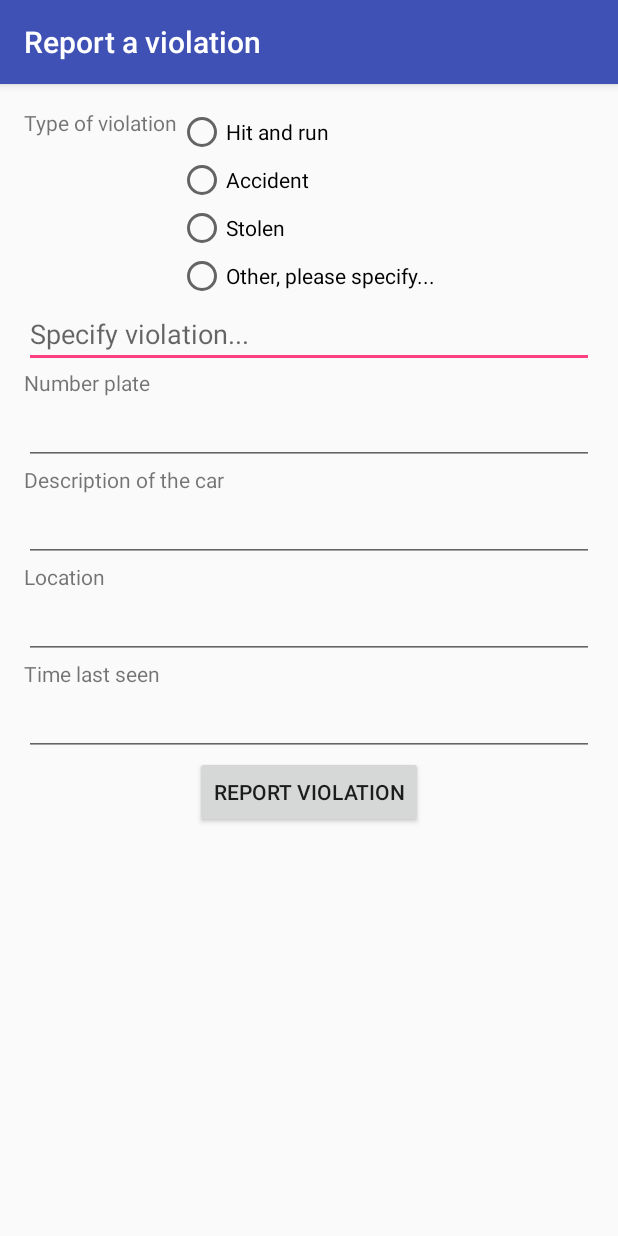
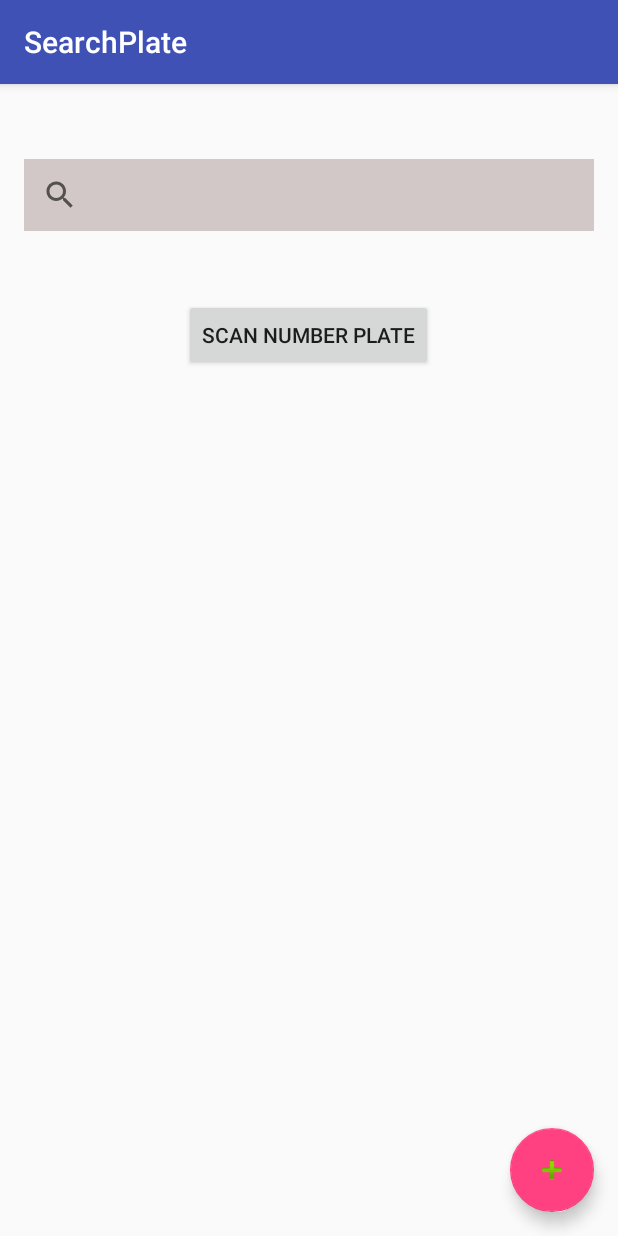
Before and after one commit to SeasonFour/Mpolice, an Android app: the screen it shows after launch (Report before the commit, SearchPlate after it), on a phone screen of 412 x 824 dp. Run offline under Robolectric (Android 15) with nearby library versions, the phone set to English and light mode, and no system bars; libraries missing offline, so code that uses them is left out: com.parse; 3 statements that could not run were skipped.

Commit message:
UI for the search a car for violations activity

```diff
--- a/Mpolice/app/src/main/AndroidManifest.xml
+++ b/Mpolice/app/src/main/AndroidManifest.xml
@@ -30,6 +30,7 @@
             android:name=".SplashScreen"
             android:label="@string/app_name"
             android:theme="@style/AppTheme.NoActionBar" >
+
         </activity>
         <activity android:name=".MainActivity" />
         <activity
@@ -64,9 +65,14 @@
         <activity
             android:name=".Report"
             android:theme="@style/AppTheme.NoActionBar" >
+        </activity>
+        <activity
+            android:name=".SearchPlate"
+            android:label="@string/title_activity_search_plate"
+            android:theme="@style/AppTheme.NoActionBar" >
             <intent-filter>
-                <action android:name="android.intent.action.MAIN"/>
-                <category android:name="android.intent.category.LAUNCHER"/>
+                <action android:name="android.intent.action.MAIN" />
+                <category android:name="android.intent.category.LAUNCHER" />
             </intent-filter>
         </activity>
     </application>
--- a/Mpolice/app/src/main/java/com/example/ibra/newproject/Report.java
+++ b/Mpolice/app/src/main/java/com/example/ibra/newproject/Report.java
@@ -6,6 +6,7 @@ import android.support.design.widget.FloatingActionButton;
 import android.support.design.widget.Snackbar;
 import android.support.v7.app.AppCompatActivity;
 import android.support.v7.widget.Toolbar;
+import android.util.Log;
 import android.view.View;
 import android.widget.EditText;
 import android.widget.RadioGroup;
@@ -13,6 +14,7 @@ import android.widget.Toast;
 
 import com.parse.ParseException;
 import com.parse.ParseObject;
+import com.parse.ParseUser;
 import com.parse.SaveCallback;
 
 public class Report extends AppCompatActivity {
@@ -22,7 +24,7 @@ public class Report extends AppCompatActivity {
     String Violation,Number_Plate, Description, Location, Time;
 
     ParseObject obj = new ParseObject("Violations");
-
+    ParseUser currentUser;
 
     @Override
     protected void onCreate(Bundle savedInstanceState) {
@@ -37,6 +39,9 @@ public class Report extends AppCompatActivity {
         etDescription = (EditText) findViewById(R.id.description);
         etLocation = (EditText) findViewById(R.id.location);
         etTime = (EditText) findViewById(R.id.time);
+
+        currentUser = ParseUser.getCurrentUser();
+        Log.d("Current user", ""+currentUser);
 
     }
 
@@ -66,7 +71,7 @@ public class Report extends AppCompatActivity {
                     Toast.makeText(getBaseContext(),
                             "Reporting violation successful",
                             Toast.LENGTH_SHORT).show();
-                    Intent i = new Intent(getApplicationContext(),MainActivity.class);
+                    Intent i = new Intent(getApplicationContext(),SearchPlate.class);
                     startActivity(i);
                 }else {
                     Toast.makeText(getBaseContext(),
--- /dev/null
+++ b/Mpolice/app/src/main/java/com/example/ibra/newproject/SearchPlate.java
@@ -0,0 +1,30 @@
+package com.example.ibra.newproject;
+
+import android.content.Intent;
+import android.os.Bundle;
+import android.support.design.widget.FloatingActionButton;
+import android.support.design.widget.Snackbar;
+import android.support.v7.app.AppCompatActivity;
+import android.support.v7.widget.Toolbar;
+import android.view.View;
+
+public class SearchPlate extends AppCompatActivity {
+
+    @Override
+    protected void onCreate(Bundle savedInstanceState) {
+        super.onCreate(savedInstanceState);
+        setContentView(R.layout.activity_search_plate);
+        Toolbar toolbar = (Toolbar) findViewById(R.id.toolbar);
+        setSupportActionBar(toolbar);
+
+        FloatingActionButton fab = (FloatingActionButton) findViewById(R.id.fab);
+        fab.setOnClickListener(new View.OnClickListener() {
+            @Override
+            public void onClick(View view) {
+                Intent i = new Intent(SearchPlate.this, Report.class);
+                startActivity(i);
+            }
+        });
+    }
+
+}
--- /dev/null
+++ b/Mpolice/app/src/main/res/layout/activity_search_plate.xml
@@ -0,0 +1,25 @@
+<?xml version="1.0" encoding="utf-8"?>
+<android.support.design.widget.CoordinatorLayout
+    xmlns:android="http://schemas.android.com/apk/res/android"
+    xmlns:app="http://schemas.android.com/apk/res-auto"
+    xmlns:tools="http://schemas.android.com/tools" android:layout_width="match_parent"
+    android:layout_height="match_parent" android:fitsSystemWindows="true"
+    tools:context="com.example.ibra.newproject.SearchPlate">
+
+    <android.support.design.widget.AppBarLayout android:layout_height="wrap_content"
+        android:layout_width="match_parent" android:theme="@style/AppTheme.AppBarOverlay">
+
+        <android.support.v7.widget.Toolbar android:id="@+id/toolbar"
+            android:layout_width="match_parent" android:layout_height="?attr/actionBarSize"
+            android:background="?attr/colorPrimary" app:popupTheme="@style/AppTheme.PopupOverlay" />
+
+    </android.support.design.widget.AppBarLayout>
+
+    <include layout="@layout/content_search_plate" />
+
+    <android.support.design.widget.FloatingActionButton android:id="@+id/fab"
+        android:layout_width="wrap_content" android:layout_height="wrap_content"
+        android:layout_gravity="bottom|end" android:layout_margin="@dimen/fab_margin"
+        android:src="@android:drawable/ic_input_add" />
+
+</android.support.design.widget.CoordinatorLayout>
--- /dev/null
+++ b/Mpolice/app/src/main/res/layout/car_card.xml
@@ -0,0 +1,5 @@
+<?xml version="1.0" encoding="utf-8"?>
+<LinearLayout xmlns:android="http://schemas.android.com/apk/res/android"
+    android:orientation="vertical" android:layout_width="match_parent"
+    android:layout_height="match_parent">
+</LinearLayout>
--- /dev/null
+++ b/Mpolice/app/src/main/res/layout/content_search_plate.xml
@@ -0,0 +1,38 @@
+<?xml version="1.0" encoding="utf-8"?>
+<RelativeLayout xmlns:android="http://schemas.android.com/apk/res/android"
+    xmlns:tools="http://schemas.android.com/tools"
+    xmlns:app="http://schemas.android.com/apk/res-auto" android:layout_width="match_parent"
+    android:layout_height="match_parent" android:paddingLeft="@dimen/activity_horizontal_margin"
+    android:paddingRight="@dimen/activity_horizontal_margin"
+    android:paddingTop="@dimen/activity_vertical_margin"
+    android:paddingBottom="@dimen/activity_vertical_margin"
+    app:layout_behavior="@string/appbar_scrolling_view_behavior"
+    tools:showIn="@layout/activity_search_plate"
+    tools:context="com.example.ibra.newproject.SearchPlate">
+
+
+    <Button
+        android:layout_width="wrap_content"
+        android:layout_height="wrap_content"
+        android:text="@string/scan_number_plate"
+        android:id="@+id/button"
+        android:layout_marginTop="45dp"
+        android:visibility="visible"
+        android:clickable="false"
+        android:layout_below="@+id/searchView"
+        android:layout_centerHorizontal="true" />
+
+    <SearchView
+        android:layout_width="match_parent"
+        android:layout_height="wrap_content"
+        android:id="@+id/searchView"
+        android:layout_centerHorizontal="true"
+        android:layout_marginTop="34dp"
+        android:queryHint="@string/search_number_plate"
+        android:visibility="visible"
+        android:showDividers="middle|beginning|end"
+        android:clickable="false"
+        android:background="#d2c8c8"
+        android:focusable="true"
+        android:focusableInTouchMode="true" />
+</RelativeLayout>
--- a/Mpolice/app/src/main/res/values/strings.xml
+++ b/Mpolice/app/src/main/res/values/strings.xml
@@ -19,4 +19,8 @@
     <string name="description">Description of the car</string>
     <string name="report">Report violation</string>
     <string name="time_last_seen">Time last seen</string>
+    <string name="title_activity_search_plate">SearchPlate</string>
+    <string name="search_number_plate">Search number plate</string>
+    <string name="search">search icon</string>
+    <string name="scan_number_plate">Scan number plate</string>
 </resources>
```
